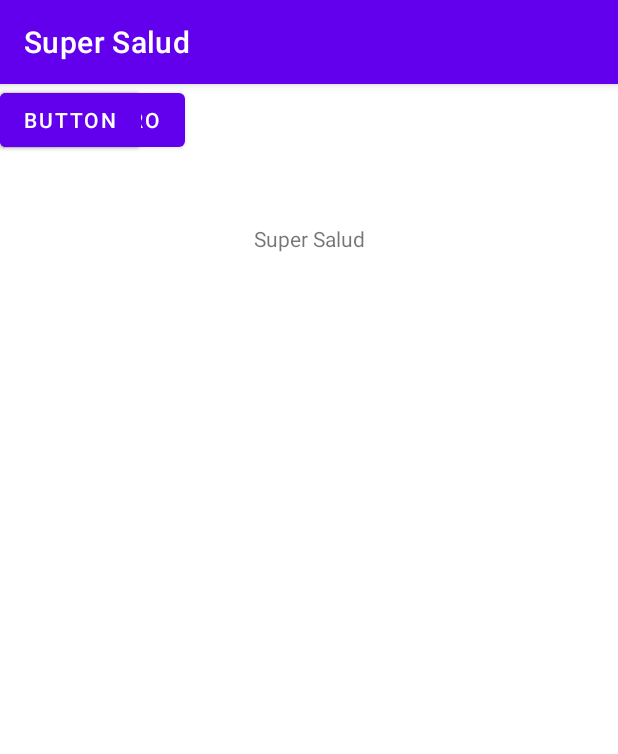
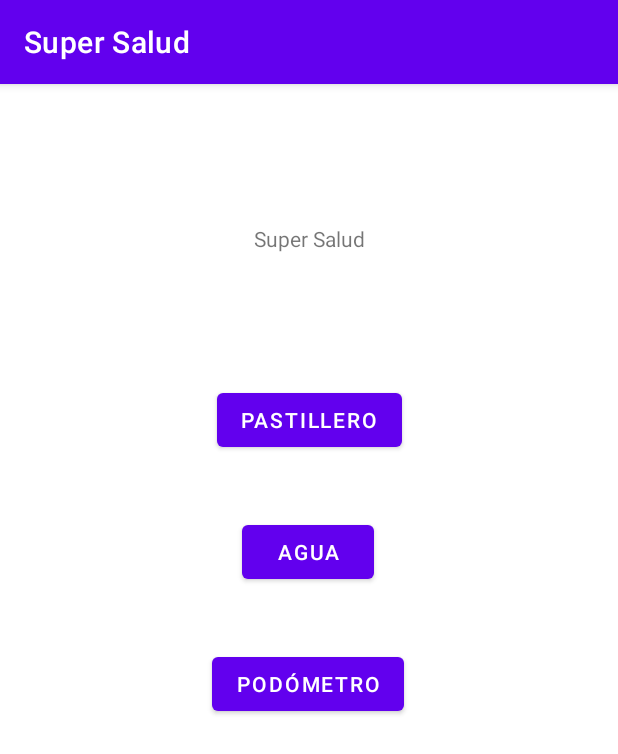
Before and after one commit to fatimm13/SuperSalud, an Android app: the screen it shows after launch (MainActivity), on a phone screen of 412 x 824 dp. Shown: the top 754 px of the screen. Run offline under Robolectric (Android 15) with nearby library versions, the phone set to English and light mode, and no system bars.

```diff
--- a/app/build.gradle
+++ b/app/build.gradle
@@ -1,6 +1,8 @@
 plugins {
     id 'com.android.application'
+
 }
+apply plugin: 'com.google.gms.google-services'
 
 android {
     compileSdk 31
@@ -40,4 +42,7 @@ dependencies {
     testImplementation 'junit:junit:4.+'
     androidTestImplementation 'androidx.test.ext:junit:1.1.3'
     androidTestImplementation 'androidx.test.espresso:espresso-core:3.4.0'
+    implementation platform('com.google.firebase:firebase-bom:29.0.3')
+    implementation 'com.google.firebase:firebase-analytics'
+
 }
--- a/app/src/main/res/layout/activity_main.xml
+++ b/app/src/main/res/layout/activity_main.xml
@@ -20,24 +20,32 @@
         android:id="@+id/button"
         android:layout_width="wrap_content"
         android:layout_height="wrap_content"
+        android:layout_marginTop="200dp"
         android:text="@string/pastillero"
-        tools:layout_editor_absoluteX="143dp"
-        tools:layout_editor_absoluteY="174dp" />
+        app:layout_constraintEnd_toEndOf="parent"
+        app:layout_constraintStart_toStartOf="parent"
+        app:layout_constraintTop_toTopOf="parent" />
 
     <Button
         android:id="@+id/button2"
         android:layout_width="wrap_content"
         android:layout_height="wrap_content"
-        android:text="Button"
-        tools:layout_editor_absoluteX="160dp"
-        tools:layout_editor_absoluteY="280dp" />
+        android:layout_marginTop="40dp"
+        android:text="@string/agua"
+        app:layout_constraintEnd_toEndOf="parent"
+        app:layout_constraintHorizontal_bias="0.498"
+        app:layout_constraintStart_toStartOf="parent"
+        app:layout_constraintTop_toBottomOf="@+id/button" />
 
     <Button
         android:id="@+id/button3"
         android:layout_width="wrap_content"
         android:layout_height="wrap_content"
-        android:text="Button"
-        tools:layout_editor_absoluteX="158dp"
-        tools:layout_editor_absoluteY="388dp" />
+        android:layout_marginTop="40dp"
+        android:text="@string/podometro"
+        app:layout_constraintEnd_toEndOf="parent"
+        app:layout_constraintHorizontal_bias="0.498"
+        app:layout_constraintStart_toStartOf="parent"
+        app:layout_constraintTop_toBottomOf="@+id/button2" />
 
 </androidx.constraintlayout.widget.ConstraintLayout>
--- a/app/src/main/res/values/strings.xml
+++ b/app/src/main/res/values/strings.xml
@@ -3,6 +3,8 @@
     <string name="pastillero">Pastillero</string>
     <string name="title_activity_pastillero">Pastillero</string>
     <string name="desc_pastillero">Listado de medicacion</string>
+    <string name="agua">Agua</string>
+    <string name="podometro">Podómetro</string>
 
     <string name="name_medication">Nombre medicación: </string>
     <string name="time_medication">Tiempo entre dosis:</string>
@@ -15,6 +17,7 @@
     <string name="next">Next</string>
     <string name="previous">Previous</string>
 
+
     <string name="hello_first_fragment">Hello first fragment</string>
     <string name="hello_second_fragment">Hello second fragment. Arg: %1$s</string>
 </resources>
--- a/build.gradle
+++ b/build.gradle
@@ -6,6 +6,7 @@ buildscript {
     }
     dependencies {
         classpath "com.android.tools.build:gradle:7.0.3"
+        classpath 'com.google.gms:google-services:4.3.10'
 
         // NOTE: Do not place your application dependencies here; they belong
         // in the individual module build.gradle files
```
Also changed, not shown: 1 other file.
